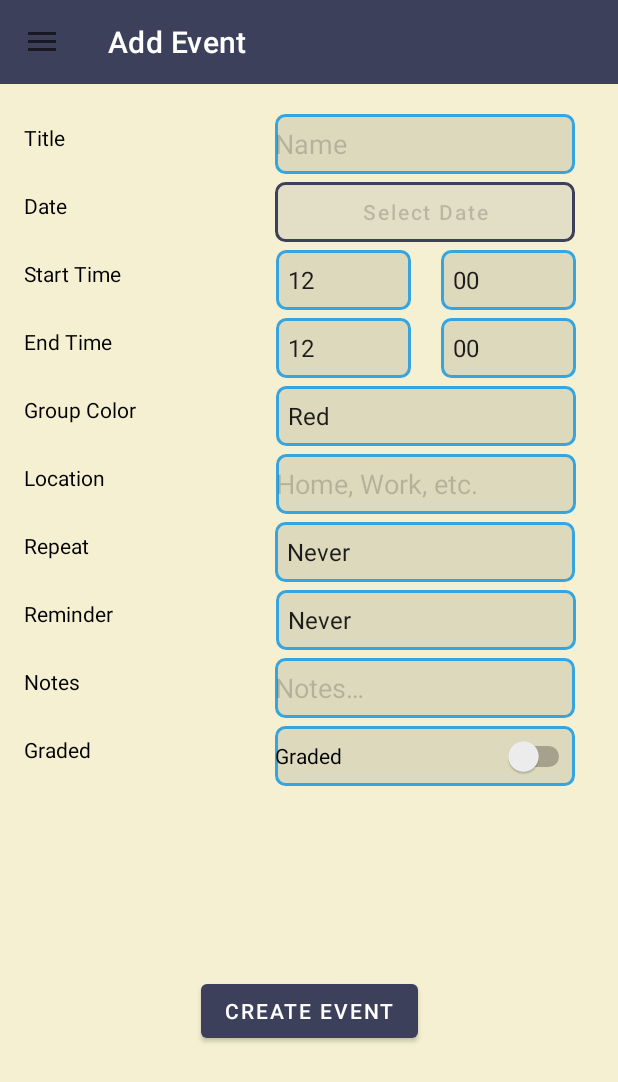
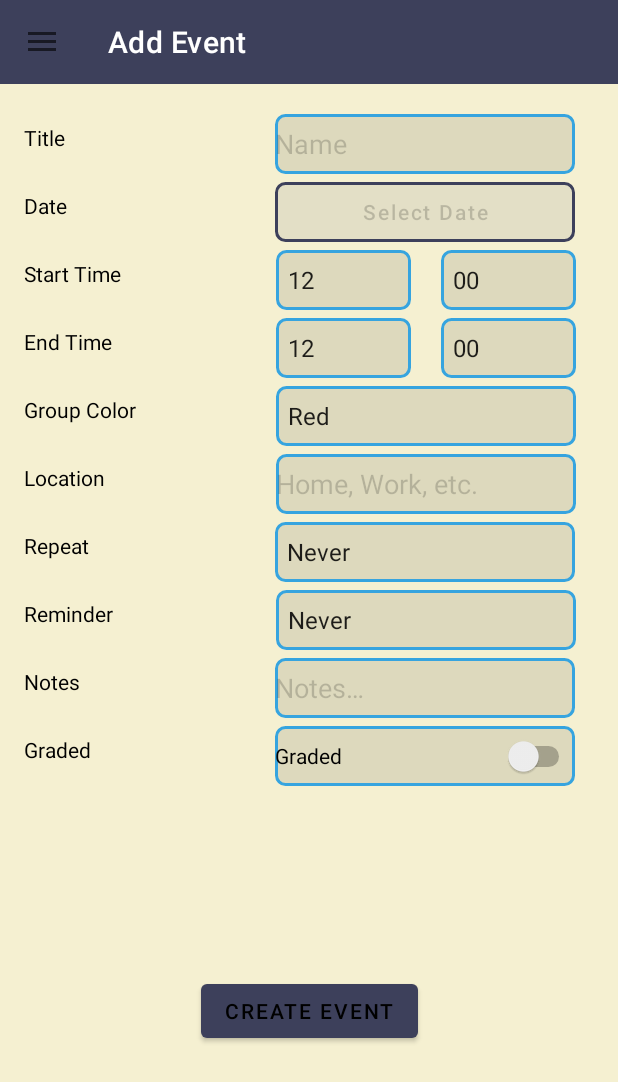
Before and after one commit to Shauryan735/Remake-Me, an Android app: the AddEvent screen opened directly, with no data from a screen before it, on a phone screen of 412 x 824 dp. Shown: the top 1082 px of the screen. Run offline under Robolectric (Android 15) with nearby library versions, the phone set to English and light mode, and no system bars; our stand-ins replace Room's generated code.

Commit message:
Minor Fixes

```diff
--- a/app/src/main/java/com/example/remakeme/AddEvent.java
+++ b/app/src/main/java/com/example/remakeme/AddEvent.java
@@ -54,6 +54,7 @@ public class AddEvent extends AppCompatActivity {
   private Boolean editing = false;
   private long eventId = 0;
   private int grade = 0;
+  private String reviewNote;
   Button btnDate;
   final Calendar myCalendar = Calendar.getInstance();
 
@@ -434,6 +435,8 @@ public class AddEvent extends AppCompatActivity {
       List<Event> eventList = eventDao.getById(events);
       Event editEvent = eventList.get(0);
 
+      reviewNote = editEvent.getReviewNote();
+
       // Switch to below for basic testing
 
       /* Calendar start1 = Calendar.getInstance();
@@ -659,6 +662,7 @@ public class AddEvent extends AppCompatActivity {
       intent.putExtra(dateMessage, date);
       startActivity(intent);
     } else {
+      event.setReviewNote(reviewNote);
       event.setId(eventId);
       eventDao.updateEvent(event);
       Intent intent = new Intent(this, EventView.class);
--- a/app/src/main/res/layout/activity_add_event.xml
+++ b/app/src/main/res/layout/activity_add_event.xml
@@ -222,7 +222,7 @@
             android:layout_marginTop="5dp"
             android:layout_marginEnd="28dp"
             android:background="@drawable/redboarder"
-            android:textColor="?attr/colorOnSecondary"
+            android:textColor="@color/red"
             app:layout_constraintEnd_toEndOf="parent"
             app:layout_constraintHorizontal_bias="1.0"
             app:layout_constraintStart_toEndOf="@+id/eventViewNote"
@@ -275,6 +275,7 @@
             android:layout_height="wrap_content"
             android:onClick="submit"
             android:text="@string/create_event"
+            android:textColor="?attr/colorOnSecondary"
             app:layout_constraintBottom_toBottomOf="parent"
             app:layout_constraintEnd_toEndOf="parent"
             app:layout_constraintStart_toStartOf="parent"
@@ -287,6 +288,7 @@
             android:layout_marginStart="4dp"
             android:layout_marginTop="5dp"
             android:background="@drawable/redboarder"
+            android:textColor="?attr/colorOnSecondary"
             app:layout_constraintEnd_toStartOf="@+id/spinnerStartMinute"
             app:layout_constraintHorizontal_bias="0.726"
             app:layout_constraintStart_toEndOf="@+id/eventViewEndTime"
@@ -298,6 +300,7 @@
             android:layout_height="40dp"
             android:layout_marginTop="5dp"
             android:background="@drawable/redboarder"
+            android:textColor="?attr/colorOnSecondary"
             app:layout_constraintEnd_toStartOf="@+id/spinnerEndMinute"
             app:layout_constraintHorizontal_bias="0.74"
             app:layout_constraintStart_toEndOf="@+id/eventViewLocation"
@@ -309,6 +312,7 @@
             android:layout_height="40dp"
             android:layout_marginTop="5dp"
             android:layout_marginEnd="28dp"
+            android:textColor="?attr/colorOnSecondary"
             android:background="@drawable/redboarder"
             app:layout_constraintEnd_toEndOf="parent"
             app:layout_constraintTop_toBottomOf="@+id/editTextDate" />
@@ -319,6 +323,7 @@
             android:layout_height="40dp"
             android:layout_marginTop="5dp"
             android:layout_marginEnd="28dp"
+            android:textColor="?attr/colorOnSecondary"
             android:background="@drawable/redboarder"
             app:layout_constraintEnd_toEndOf="parent"
             app:layout_constraintTop_toBottomOf="@+id/spinnerStartMinute" />
```
Also changed, not shown: 1 other file.
